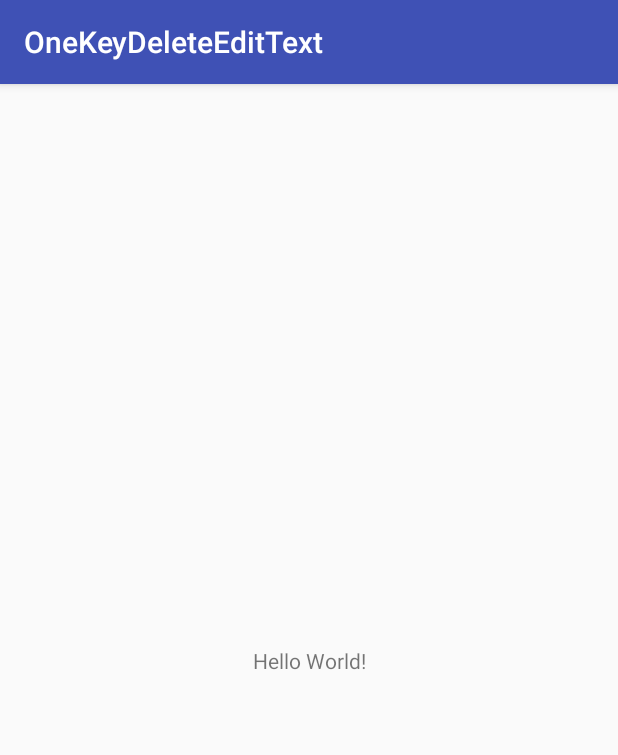
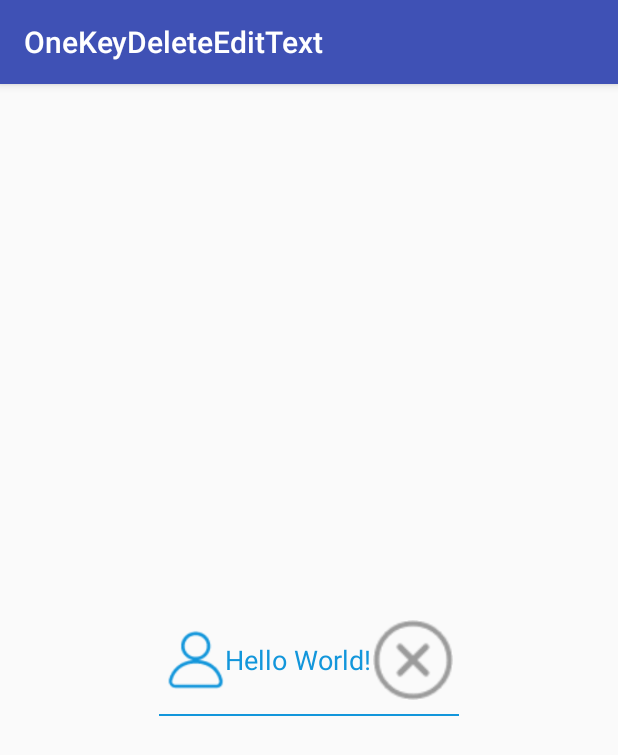
Before and after one commit to littleBoy-swag/OneKeyDeleteEditText, an Android app: the screen it shows after launch (MainActivity), on a phone screen of 412 x 824 dp. Shown: the top 755 px of the screen. Run offline under Robolectric (Android 15) with nearby library versions, the phone set to English and light mode, and no system bars.

Commit message:
test and fix bugs

```diff
--- a/app/src/main/res/drawable/cursor.xml
+++ b/app/src/main/res/drawable/cursor.xml
@@ -1,7 +1,7 @@
 <?xml version="1.0" encoding="utf-8"?>
 <shape xmlns:android="http://schemas.android.com/apk/res/android" android:shape="rectangle">
 
-    <solid android:color="@color/lineColor_click"/>
+    <solid android:color="@color/linecolor_click"/>
     <size android:width="1dp"/>
 
 
--- a/app/src/main/res/layout/activity_main.xml
+++ b/app/src/main/res/layout/activity_main.xml
@@ -6,10 +6,29 @@
     android:layout_height="match_parent"
     tools:context="cn.edu.hhu.panfei.onekeydeleteedittext.MainActivity">
 
-    <TextView
-        android:layout_width="wrap_content"
+    <CustomView.OneKeyDeleteEditText
+        android:layout_width="200dp"
         android:layout_height="wrap_content"
         android:text="Hello World!"
+
+        app:ic_left_click="@drawable/ic_left_click"
+        app:ic_left_unclick="@drawable/ic_left_unclick"
+        app:left_x="0"
+        app:left_y="0"
+        app:left_width="60"
+        app:left_height="60"
+
+        app:ic_delete="@drawable/delete"
+        app:delete_x="0"
+        app:delete_y="0"
+        app:delete_width="80"
+        app:delete_height="80"
+
+        app:lineColor_click="@color/linecolor_click"
+        app:lineColor_unclick="@color/colorPrimary"
+
+
+
         app:layout_constraintBottom_toBottomOf="parent"
         app:layout_constraintLeft_toLeftOf="parent"
         app:layout_constraintRight_toRightOf="parent"
```
